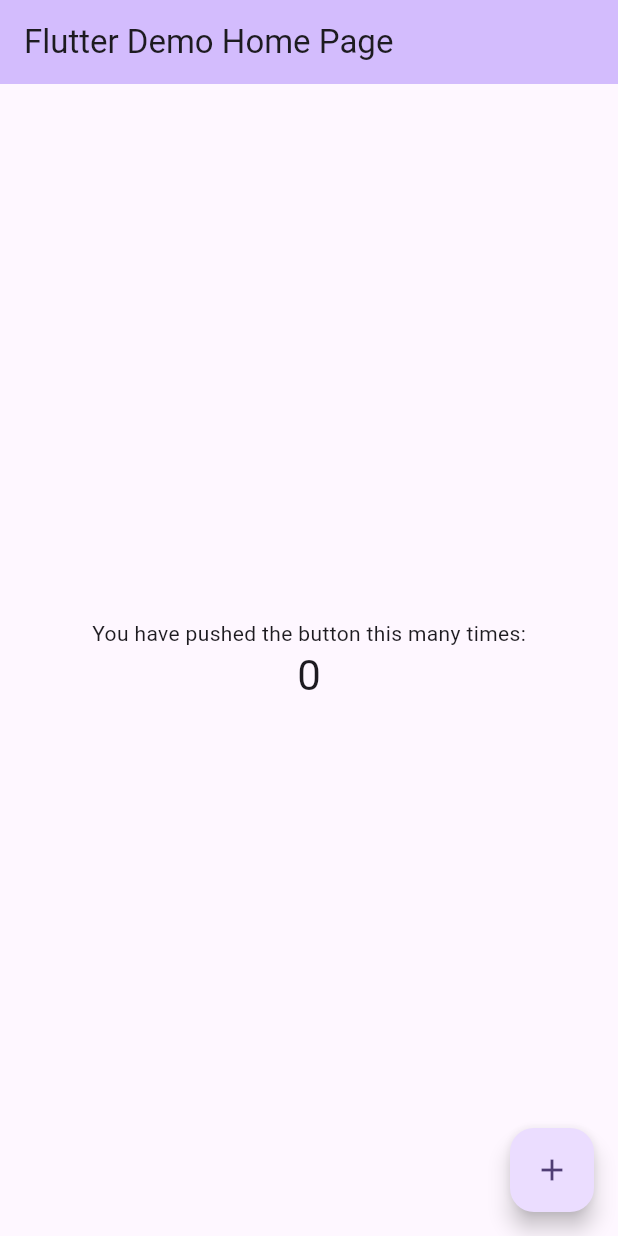
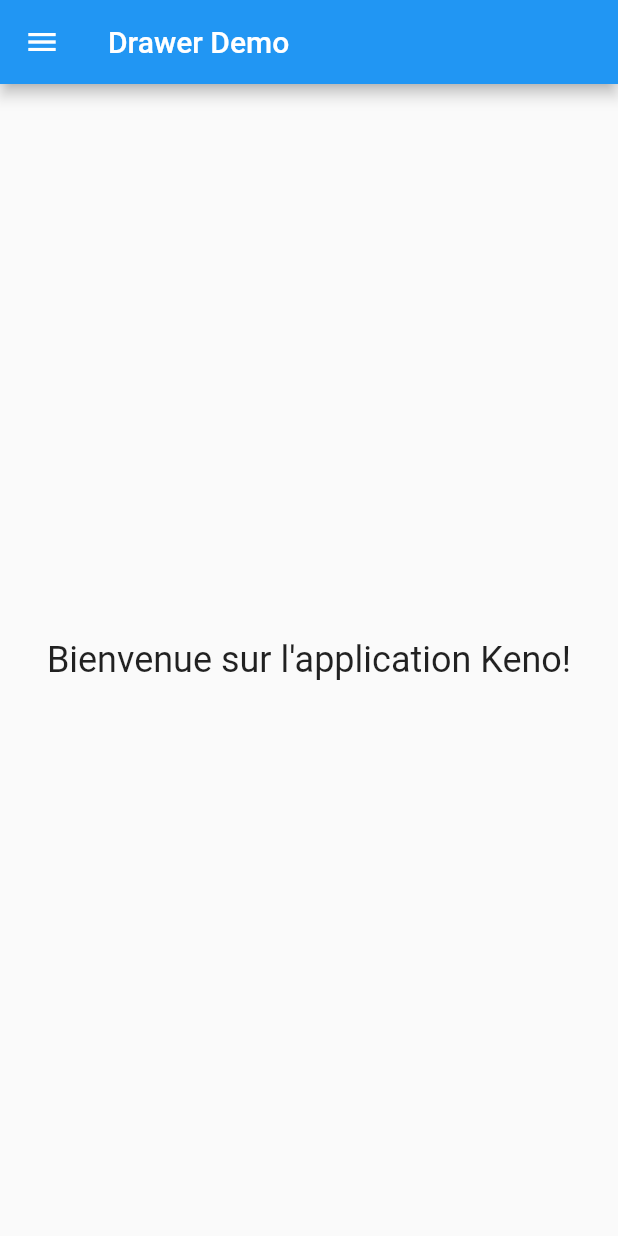
Before and after one commit to 5chn3id3r/KeLiaNo, a Flutter app: the screen it shows after launch, on a phone screen of 412 x 824 dp. Run offline on Flutter 3.47's test engine with Material 2 defaults, Android fonts, the phone set to English and light mode, and no system bars.

Commit message:
Setup Drawer

```diff
--- a/lib/main.dart
+++ b/lib/main.dart
@@ -1,52 +1,26 @@
 import 'package:flutter/material.dart';
+import 'widgets/accueil.dart';
+import 'widgets/historic.dart';
+import 'widgets/statistics.dart';
 
-void main() {
-  runApp(const MyApp());
-}
+void main() => runApp(const MyApp());
 
 class MyApp extends StatelessWidget {
   const MyApp({super.key});
 
-  // This widget is the root of your application.
+  static const appTitle = 'Drawer Demo';
+
   @override
   Widget build(BuildContext context) {
-    return MaterialApp(
-      title: 'Flutter Demo',
-      theme: ThemeData(
-        // This is the theme of your application.
-        //
-        // TRY THIS: Try running your application with "flutter run". You'll see
-        // the application has a blue toolbar. Then, without quitting the app,
-        // try changing the seedColor in the colorScheme below to Colors.green
-        // and then invoke "hot reload" (save your changes or press the "hot
-        // reload" button in a Flutter-supported IDE, or press "r" if you used
-        // the command line to start the app).
-        //
-        // Notice that the counter didn't reset back to zero; the application
-        // state is not lost during the reload. To reset the state, use hot
-        // restart instead.
-        //
-        // This works for code too, not just values: Most code changes can be
-        // tested with just a hot reload.
-        colorScheme: ColorScheme.fromSeed(seedColor: Colors.deepPurple),
-        useMaterial3: true,
-      ),
-      home: const MyHomePage(title: 'Flutter Demo Home Page'),
+    return const MaterialApp(
+      title: appTitle,
+      home: MyHomePage(title: appTitle),
     );
   }
 }
 
 class MyHomePage extends StatefulWidget {
   const MyHomePage({super.key, required this.title});
-
-  // This widget is the home page of your application. It is stateful, meaning
-  // that it has a State object (defined below) that contains fields that affect
-  // how it looks.
-
-  // This class is the configuration for the state. It holds the values (in this
-  // case the title) provided by the parent (in this case the App widget) and
-  // used by the build method of the State. Fields in a Widget subclass are
-  // always marked "final".
 
   final String title;
 
@@ -55,71 +29,65 @@ class MyHomePage extends StatefulWidget {
 }
 
 class _MyHomePageState extends State<MyHomePage> {
-  int _counter = 0;
+  int _selectedIndex = 0;
+  static const TextStyle optionStyle =
+  TextStyle(fontSize: 30, fontWeight: FontWeight.bold);
+  static List<Widget> _widgetOptions = <Widget>[
+    Accueil(),
+    Historic(),
+    Statistics(),
+  ];
 
-  void _incrementCounter() {
+  void _onItemTapped(int index) {
     setState(() {
-      // This call to setState tells the Flutter framework that something has
-      // changed in this State, which causes it to rerun the build method below
-      // so that the display can reflect the updated values. If we changed
-      // _counter without calling setState(), then the build method would not be
-      // called again, and so nothing would appear to happen.
-      _counter++;
+      _selectedIndex = index;
     });
   }
 
   @override
   Widget build(BuildContext context) {
-    // This method is rerun every time setState is called, for instance as done
-    // by the _incrementCounter method above.
-    //
-    // The Flutter framework has been optimized to make rerunning build methods
-    // fast, so that you can just rebuild anything that needs updating rather
-    // than having to individually change instances of widgets.
     return Scaffold(
-      appBar: AppBar(
-        // TRY THIS: Try changing the color here to a specific color (to
-        // Colors.amber, perhaps?) and trigger a hot reload to see the AppBar
-        // change color while the other colors stay the same.
-        backgroundColor: Theme.of(context).colorScheme.inversePrimary,
-        // Here we take the value from the MyHomePage object that was created by
-        // the App.build method, and use it to set our appbar title.
-        title: Text(widget.title),
+      appBar: AppBar(title: Text(widget.title)),
+      body: Center(
+        child: _widgetOptions[_selectedIndex],
       ),
-      body: Center(
-        // Center is a layout widget. It takes a single child and positions it
-        // in the middle of the parent.
-        child: Column(
-          // Column is also a layout widget. It takes a list of children and
-          // arranges them vertically. By default, it sizes itself to fit its
-          // children horizontally, and tries to be as tall as its parent.
-          //
-          // Column has various properties to control how it sizes itself and
-          // how it positions its children. Here we use mainAxisAlignment to
-          // center the children vertically; the main axis here is the vertical
-          // axis because Columns are vertical (the cross axis would be
-          // horizontal).
-          //
-          // TRY THIS: Invoke "debug painting" (choose the "Toggle Debug Paint"
-          // action in the IDE, or press "p" in the console), to see the
-          // wireframe for each widget.
-          mainAxisAlignment: MainAxisAlignment.center,
-          children: <Widget>[
-            const Text(
-              'You have pushed the button this many times:',
+      drawer: Drawer(
+        child: ListView(
+          padding: EdgeInsets.zero,
+          children: [
+            const DrawerHeader(
+              decoration: BoxDecoration(
+                color: Colors.blue,
+              ),
+              child: Text('Drawer Header'),
             ),
-            Text(
-              '$_counter',
-              style: Theme.of(context).textTheme.headlineMedium,
+            ListTile(
+              title: const Text('Accueil'),
+              selected: _selectedIndex == 0,
+              onTap: () {
+                _onItemTapped(0);
+                Navigator.pop(context);
+              },
+            ),
+            ListTile(
+              title: const Text('Historique'),
+              selected: _selectedIndex == 1,
+              onTap: () {
+                _onItemTapped(1);
+                Navigator.pop(context);
+              },
+            ),
+            ListTile(
+              title: const Text('Statistiques'),
+              selected: _selectedIndex == 2,
+              onTap: () {
+                _onItemTapped(2);
+                Navigator.pop(context);
+              },
             ),
           ],
         ),
       ),
-      floatingActionButton: FloatingActionButton(
-        onPressed: _incrementCounter,
-        tooltip: 'Increment',
-        child: const Icon(Icons.add),
-      ), // This trailing comma makes auto-formatting nicer for build methods.
     );
   }
 }
--- /dev/null
+++ b/lib/widgets/accueil.dart
@@ -0,0 +1,13 @@
+import 'package:flutter/material.dart';
+
+class Accueil extends StatelessWidget {
+  @override
+  Widget build(BuildContext context) {
+    return Center(
+        child: Text(
+          'Bienvenue sur l\'application Keno!',
+          style: TextStyle(fontSize: 24),
+        ),
+      );
+  }
+}
```
Also changed, not shown: lib/widgets/historic.dart (added, +13 -0 lines), lib/widgets/statistics.dart (added, +13 -0 lines).
